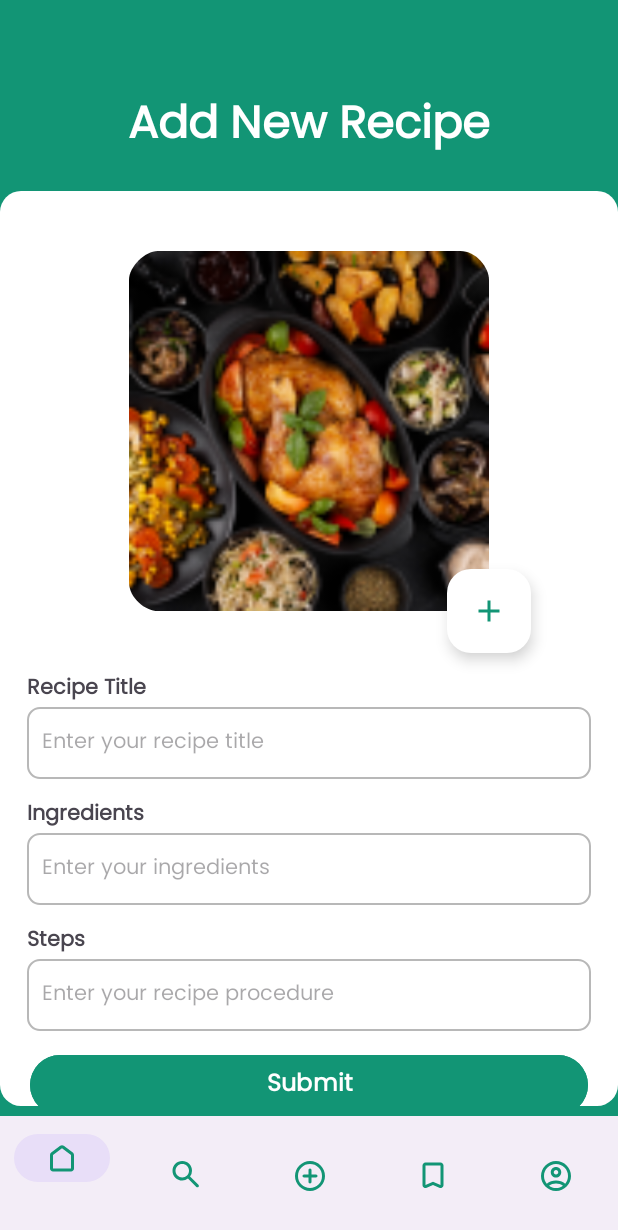
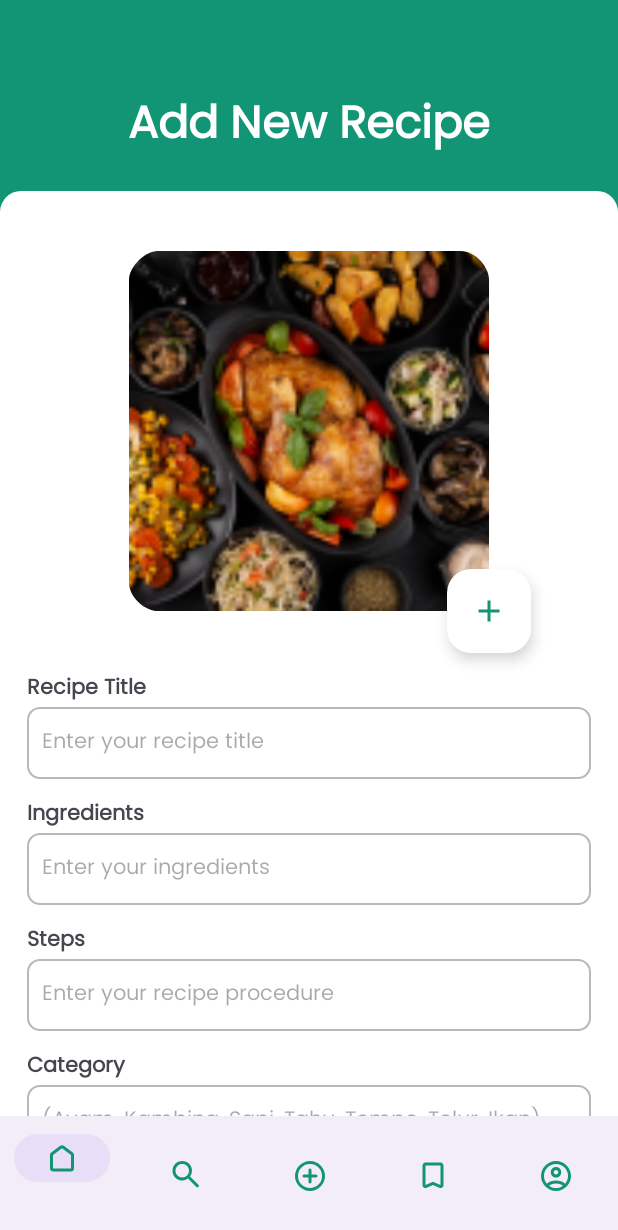
Before and after one commit to hamzhrdn/EZEats, an Android app: the AddRecipeFragment screen opened through its navigation route, on a phone screen of 412 x 824 dp. Shown: the top 1230 px of the screen. Run offline under Robolectric (Android 15) with nearby library versions, the phone set to English and light mode, and no system bars; our stand-ins replace Picasso, paging; network calls fail; pictures from the network do not load; 1 statement that could not run was skipped.

Commit message:
category

```diff
--- a/app/src/main/java/com/example/ezeats/addrecipe/AddRecipeViewModel.kt
+++ b/app/src/main/java/com/example/ezeats/addrecipe/AddRecipeViewModel.kt
@@ -3,9 +3,8 @@ package com.example.ezeats.addrecipe
 import androidx.lifecycle.ViewModel
 import com.example.ezeats.database.Repository
 import okhttp3.MultipartBody
-import okhttp3.RequestBody
 
 class AddRecipeViewModel(private val repository: Repository) : ViewModel() {
-    fun addRecipe(file: MultipartBody.Part, content: RequestBody) =
-        repository.addRecipe(file, content)
+    fun addRecipe(requestBody: MultipartBody) =
+        repository.addRecipe(requestBody)
 }
--- a/app/src/main/java/com/example/ezeats/database/Repository.kt
+++ b/app/src/main/java/com/example/ezeats/database/Repository.kt
@@ -16,7 +16,6 @@ import com.example.ezeats.response.DetailRecipeResponse
 import com.example.ezeats.response.TrendingItem
 import com.example.ezeats.utils.Result
 import okhttp3.MultipartBody
-import okhttp3.RequestBody
 
 class Repository (private val apiService: ApiService){
 //    fun getRecipe(): LiveData<PagingData<RecipeResponseItem>> {
@@ -57,10 +56,10 @@ class Repository (private val apiService: ApiService){
         return if (response.isSuccessful) response.body() else null
     }
 
-    fun addRecipe(file : MultipartBody.Part, content : RequestBody):LiveData<Result<AddRecipeResponse>> = liveData {
+    fun addRecipe(requestBody: MultipartBody):LiveData<Result<AddRecipeResponse>> = liveData {
         emit(Result.Loading)
         try {
-            val response = apiService.addRecipe(file, content)
+            val response = apiService.addRecipe(requestBody)
             emit(Result.Success(response))
         } catch (e: Exception) {
             Log.e("AddRecipeViewModel", "addRecipe: ${e.message.toString()}")
--- a/app/src/main/java/com/example/ezeats/home/HomeFragment.kt
+++ b/app/src/main/java/com/example/ezeats/home/HomeFragment.kt
@@ -5,10 +5,13 @@ import android.util.Log
 import android.view.LayoutInflater
 import android.view.View
 import android.view.ViewGroup
+import android.widget.Button
 import androidx.activity.OnBackPressedCallback
 import androidx.fragment.app.Fragment
 import androidx.fragment.app.viewModels
 import androidx.navigation.fragment.findNavController
+import androidx.paging.filter
+import androidx.recyclerview.widget.GridLayoutManager
 import androidx.recyclerview.widget.LinearLayoutManager
 import com.example.ezeats.databinding.FragmentHomeBinding
 import com.example.ezeats.utils.ViewModelFactory
@@ -19,6 +22,14 @@ class HomeFragment : Fragment() {
 
     private lateinit var recipeAdapter: RecipeAdapter
     private lateinit var trendingAdapter: TrendingAdapter
+    private lateinit var allButton: Button
+    private lateinit var ayamButton: Button
+    private lateinit var kambingButton: Button
+    private lateinit var sapiButton: Button
+    private lateinit var telurButton: Button
+    private lateinit var tahuButton: Button
+    private lateinit var ikanButton: Button
+    private lateinit var tempeButton: Button
 
     private val homeViewModel: HomeViewModel by viewModels {
         ViewModelFactory(requireActivity())
@@ -45,14 +56,46 @@ class HomeFragment : Fragment() {
             findNavController().navigate(action)
         }
 
-
-//        val recyclerView = binding.rvRecipe
-//        recyclerView.layoutManager = GridLayoutManager(context, 2)
-//        binding.rvRecipe.adapter = recipeAdapter
+        val recyclerView = binding.rvRecipe
+        recyclerView.layoutManager = GridLayoutManager(context, 2)
+        binding.rvRecipe.adapter = recipeAdapter
 
         val recyclerTrending = binding.rvTrending
         recyclerTrending.layoutManager = LinearLayoutManager(context, LinearLayoutManager.HORIZONTAL, false)
         binding.rvTrending.adapter = trendingAdapter
+
+        allButton = binding.btAll
+        allButton.setOnClickListener{
+            filterDataByCategory("All")
+        }
+        ayamButton = binding.btAyam
+        ayamButton.setOnClickListener{
+            filterDataByCategory("ayam")
+        }
+        sapiButton = binding.btSapi
+        sapiButton.setOnClickListener{
+            filterDataByCategory("sapi")
+        }
+        kambingButton = binding.btKambing
+        kambingButton.setOnClickListener{
+            filterDataByCategory("kambing")
+        }
+        telurButton = binding.btTelur
+        telurButton.setOnClickListener{
+            filterDataByCategory("telur")
+        }
+        tahuButton = binding.btTahu
+        tahuButton.setOnClickListener{
+            filterDataByCategory("tahu")
+        }
+        tempeButton = binding.btTempe
+        tempeButton.setOnClickListener{
+            filterDataByCategory("tempe")
+        }
+        ikanButton = binding.btIkan
+        ikanButton.setOnClickListener{
+            filterDataByCategory("ikan")
+        }
 
         return binding.root
     }
@@ -91,6 +134,13 @@ class HomeFragment : Fragment() {
         )
     }
 
+    private fun filterDataByCategory(category: String) {
+        homeViewModel.recipe.value?.let { data ->
+            val filteredData = data.filter { it.category == category }
+            recipeAdapter.submitData(viewLifecycleOwner.lifecycle, filteredData)
+        }
+    }
+
     override fun onDestroyView() {
         super.onDestroyView()
         Log.d("HomeFragment", "Destroying HomeFragment view")
--- a/app/src/main/java/com/example/ezeats/network/ApiService.kt
+++ b/app/src/main/java/com/example/ezeats/network/ApiService.kt
@@ -4,11 +4,10 @@ import com.example.ezeats.response.AddRecipeResponse
 import com.example.ezeats.response.DetailRecipeResponse
 import com.example.ezeats.response.HomeResponse
 import okhttp3.MultipartBody
-import okhttp3.RequestBody
 import retrofit2.Response
+import retrofit2.http.Body
 import retrofit2.http.GET
 import retrofit2.http.POST
-import retrofit2.http.Part
 import retrofit2.http.Path
 import retrofit2.http.Query
 
@@ -27,8 +26,7 @@ interface ApiService {
 
     @POST("add-recipe")
     suspend fun addRecipe(
-        @Part file: MultipartBody.Part,
-        @Part("description") description: RequestBody
+        @Body requestBody: MultipartBody
     ): AddRecipeResponse
 
     @GET("recipe/{id}")
--- a/app/src/main/res/layout/fragment_add_recipe.xml
+++ b/app/src/main/res/layout/fragment_add_recipe.xml
@@ -31,7 +31,7 @@
             <androidx.constraintlayout.widget.ConstraintLayout
                 android:id="@+id/constraintLayout"
                 android:layout_width="match_parent"
-                android:layout_height="610dp"
+                android:layout_height="wrap_content"
                 android:layout_marginTop="18dp"
                 android:background="@drawable/layout_bg"
                 app:layout_constraintBottom_toBottomOf="parent"
@@ -46,7 +46,7 @@
                     android:layout_width="240dp"
                     android:layout_height="240dp"
                     android:layout_marginTop="40dp"
-                    android:scaleType="centerCrop"
+                    android:scaleType="fitCenter"
                     app:layout_constraintEnd_toEndOf="parent"
                     app:layout_constraintStart_toStartOf="parent"
                     app:layout_constraintTop_toTopOf="parent"
@@ -162,6 +162,38 @@
                     app:layout_constraintTop_toBottomOf="@+id/tvSteps"
                     tools:ignore="TextContrastCheck" />
 
+                <TextView
+                    android:id="@+id/tvCategory"
+                    android:layout_width="wrap_content"
+                    android:layout_height="wrap_content"
+                    android:layout_marginStart="18dp"
+                    android:layout_marginTop="12dp"
+                    android:fontFamily="@font/poppins"
+                    android:text="@string/category"
+                    android:textSize="14sp"
+                    android:textStyle="bold"
+                    app:layout_constraintStart_toStartOf="parent"
+                    app:layout_constraintTop_toBottomOf="@+id/inputSteps" />
+
+                <com.example.ezeats.customui.customEditText
+                    android:id="@+id/inputCategory"
+                    android:layout_width="match_parent"
+                    android:layout_height="wrap_content"
+                    android:layout_marginStart="18dp"
+                    android:layout_marginEnd="18dp"
+                    android:background="@drawable/rounded_input"
+                    android:fontFamily="@font/poppins"
+                    android:hint="@string/categories"
+                    android:minHeight="48dp"
+                    android:paddingStart="10dp"
+                    android:paddingEnd="10dp"
+                    android:textSize="14sp"
+                    android:textStyle="normal"
+                    app:layout_constraintEnd_toEndOf="parent"
+                    app:layout_constraintStart_toStartOf="parent"
+                    app:layout_constraintTop_toBottomOf="@+id/tvCategory"
+                    tools:ignore="TextContrastCheck" />
+
                 <Button
                     android:id="@+id/btSubmit"
                     android:layout_width="match_parent"
@@ -177,8 +209,11 @@
                     app:circularflow_radiusInDP="30dp"
                     app:layout_constraintEnd_toEndOf="parent"
                     app:layout_constraintStart_toStartOf="parent"
-                    app:layout_constraintTop_toBottomOf="@+id/inputSteps"
+                    app:layout_constraintTop_toBottomOf="@+id/inputCategory"
                     tools:ignore="TouchTargetSizeCheck" />
+
             </androidx.constraintlayout.widget.ConstraintLayout>
+
         </androidx.constraintlayout.widget.ConstraintLayout>
+
 </androidx.core.widget.NestedScrollView>
--- a/app/src/main/res/values/strings.xml
+++ b/app/src/main/res/values/strings.xml
@@ -69,5 +69,6 @@
     <string name="num_step">Steps n</string>
     <string name="langkah_memasak">langkah memasak</string>
     <string name="all">All</string>
+    <string name="categories">(Ayam, Kambing, Sapi, Tahu, Tempe, Telur, Ikan)</string>
 
 </resources>
```
Also changed, not shown: app/src/main/java/com/example/ezeats/addrecipe/AddRecipeFragment.kt (+34 -7 lines).
